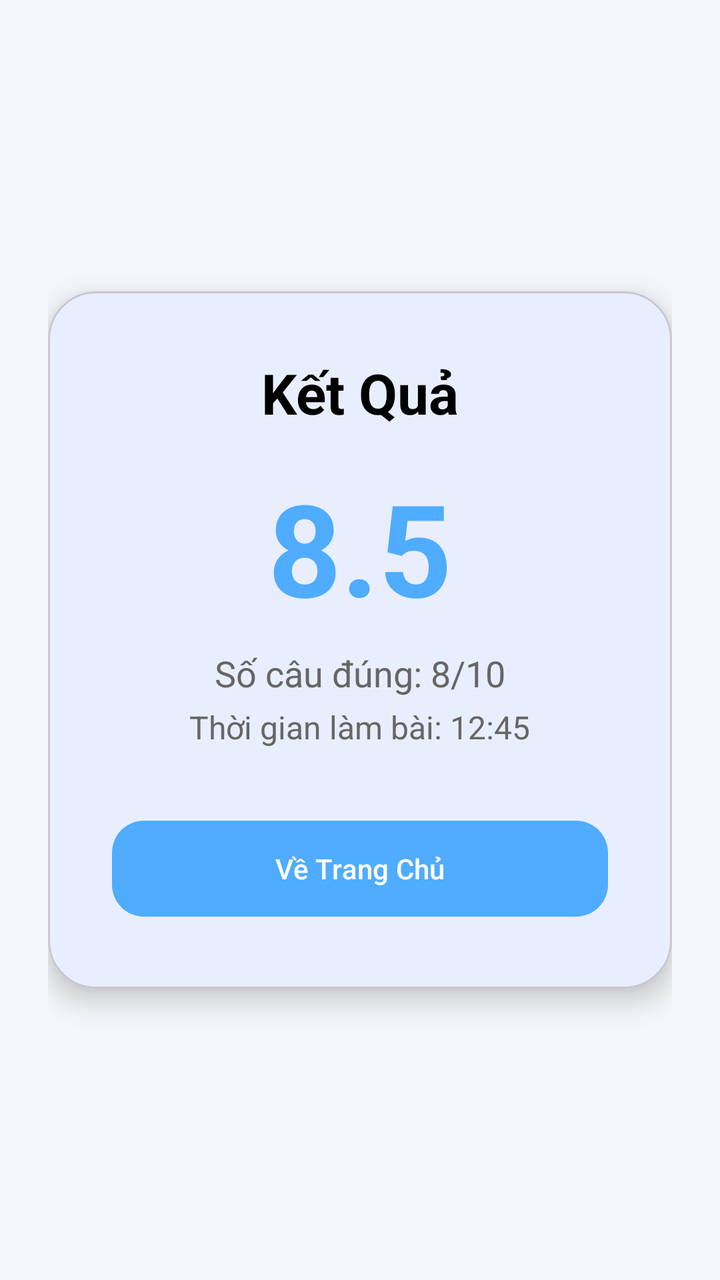
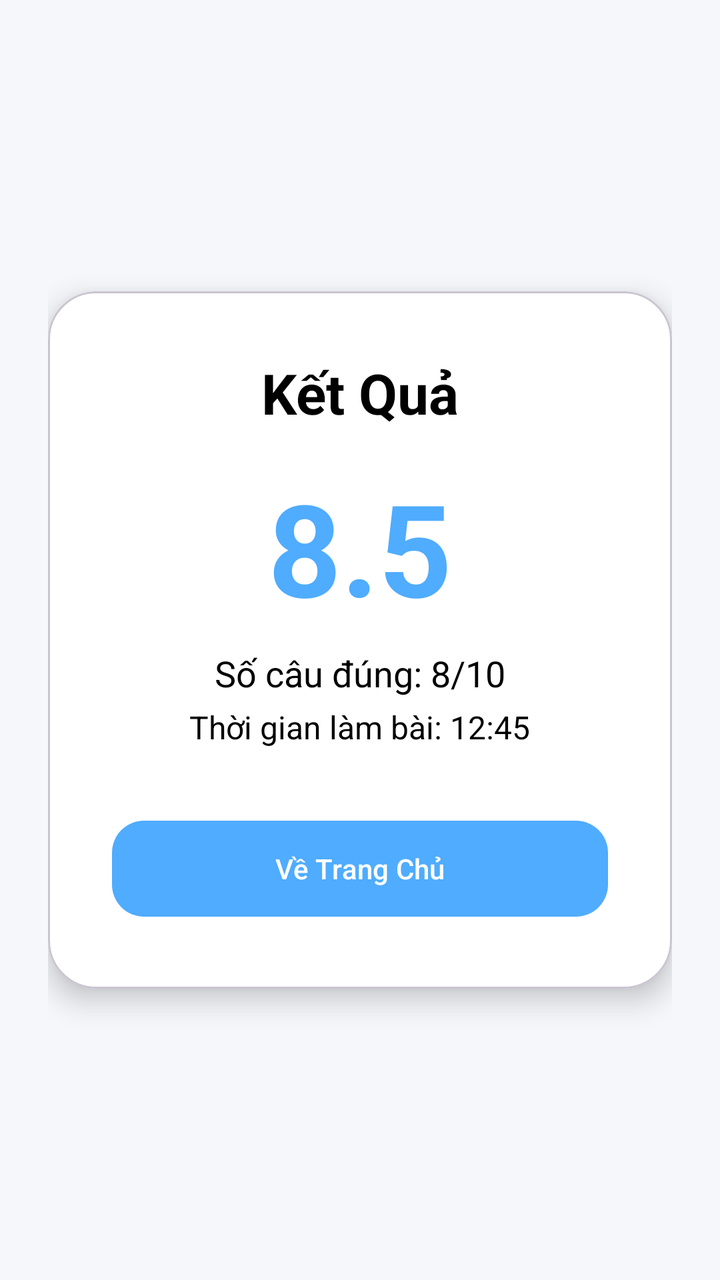

The first picture is an Android layout as it rendered before a commit; the second is the same layout after the commit. The layout source and the unified diff follow.
<!-- AndroidManifest.xml: application theme Theme.Nhom_2_Android_Final -->
<!-- res/layout/activity_result.xml -->
<?xml version="1.0" encoding="utf-8"?>
<LinearLayout xmlns:android="http://schemas.android.com/apk/res/android"
    xmlns:app="http://schemas.android.com/apk/res-auto"
    android:layout_width="match_parent"
    android:layout_height="match_parent"
    android:background="@color/dashboard_bg"
    android:gravity="center"
    android:orientation="vertical"
    android:padding="24dp">

    <com.google.android.material.card.MaterialCardView
        android:layout_width="match_parent"
        android:layout_height="wrap_content"
        app:cardCornerRadius="24dp"
        app:cardElevation="8dp">

        <LinearLayout
            android:layout_width="match_parent"
            android:layout_height="wrap_content"
            android:gravity="center"
            android:orientation="vertical"
            android:padding="32dp">

            <TextView
                android:layout_width="wrap_content"
                android:layout_height="wrap_content"
                android:text="Kết Quả"
                android:textColor="@color/text_main"
                android:textSize="28sp"
                android:textStyle="bold" />

            <TextView
                android:id="@+id/tvScore"
                android:layout_width="wrap_content"
                android:layout_height="wrap_content"
                android:layout_marginTop="16dp"
                android:text="8.5"
                android:textColor="@color/colorPrimary"
                android:textSize="64sp"
                android:textStyle="bold" />

            <TextView
                android:id="@+id/tvCorrectCount"
                android:layout_width="wrap_content"
                android:layout_height="wrap_content"
                android:layout_marginTop="8dp"
                android:text="Số câu đúng: 8/10"
                android:textColor="#666666"
                android:textSize="18sp" />

            <TextView
                android:id="@+id/tvTimeResult"
                android:layout_width="wrap_content"
                android:layout_height="wrap_content"
                android:layout_marginTop="4dp"
                android:text="Thời gian làm bài: 12:45"
                android:textColor="#666666"
                android:textSize="16sp" />

            <com.google.android.material.button.MaterialButton
                android:id="@+id/btnBackHome"
                android:layout_width="match_parent"
                android:layout_height="56dp"
                android:layout_marginTop="32dp"
                android:text="Về Trang Chủ"
                app:cornerRadius="16dp" />

        </LinearLayout>
    </com.google.android.material.card.MaterialCardView>

</LinearLayout>
<!-- resources referenced by this layout -->
<resources>
  <color name="colorPrimary">#4facfe</color>
  <color name="dashboard_bg">#F5F7FA</color>
  <color name="text_main">#000000</color>
  <style name="Theme.Nhom_2_Android_Final" parent="Base.Theme.Nhom_2_Android_Final" />
  <style name="Base.Theme.Nhom_2_Android_Final" parent="Theme.Material3.DayNight.NoActionBar">
          
          <item name="colorPrimary">@color/colorPrimary</item>
          <item name="android:statusBarColor">@color/colorPrimary</item>
      </style>
</resources>

<!-- the commit's change to res/layout/activity_result.xml (unified diff, before → after) -->
@@ -11,6 +11,7 @@
     <com.google.android.material.card.MaterialCardView
         android:layout_width="match_parent"
         android:layout_height="wrap_content"
+        app:cardBackgroundColor="@color/card_bg"
         app:cardCornerRadius="24dp"
         app:cardElevation="8dp">
 
@@ -45,7 +46,7 @@
                 android:layout_height="wrap_content"
                 android:layout_marginTop="8dp"
                 android:text="Số câu đúng: 8/10"
-                android:textColor="#666666"
+                android:textColor="@color/text_main"
                 android:textSize="18sp" />
 
             <TextView
@@ -54,7 +55,7 @@
                 android:layout_height="wrap_content"
                 android:layout_marginTop="4dp"
                 android:text="Thời gian làm bài: 12:45"
-                android:textColor="#666666"
+                android:textColor="@color/text_main"
                 android:textSize="16sp" />
 
             <com.google.android.material.button.MaterialButton
<!-- resource entries referenced after the edit -->
@@ -1,5 +1,6 @@
 <!-- resources referenced by this layout -->
 <resources>
+  <color name="card_bg">#FFFFFF</color>
   <color name="colorPrimary">#4facfe</color>
   <color name="dashboard_bg">#F5F7FA</color>
   <color name="text_main">#000000</color>
